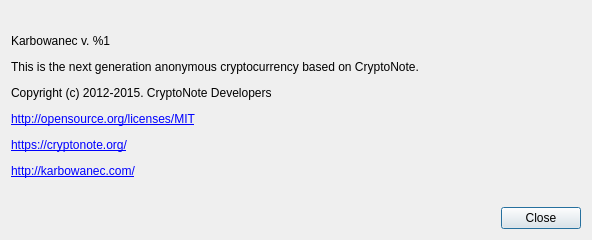
Before: the Qt Designer form src/gui/ui/aboutdialog.ui in cryptonotefoundation/cryptonotewallet, drawn with Qt 5.
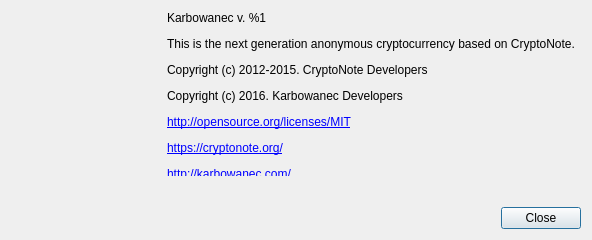
After: the same form once the commit is applied. Icons and pictures are not drawn.

Diff of the .ui file:
```diff
--- a/src/gui/ui/aboutdialog.ui
+++ b/src/gui/ui/aboutdialog.ui
@@ -33,15 +33,66 @@
   </property>
   <layout class="QVBoxLayout" name="verticalLayout" stretch="0,0">
    <item>
+    <layout class="QHBoxLayout" name="horizontalLayout_2">
+     <property name="spacing">
+      <number>6</number>
+     </property>
+     <property name="sizeConstraint">
+      <enum>QLayout::SetDefaultConstraint</enum>
+     </property>
+     <property name="bottomMargin">
+      <number>25</number>
+     </property>
+     <item>
+      <widget class="QLabel" name="KRBcoin">
+       <property name="enabled">
+        <bool>true</bool>
+       </property>
+       <property name="sizePolicy">
+        <sizepolicy hsizetype="Fixed" vsizetype="Fixed">
+         <horstretch>0</horstretch>
+         <verstretch>0</verstretch>
+        </sizepolicy>
+       </property>
+       <property name="minimumSize">
+        <size>
+         <width>150</width>
+         <height>150</height>
+        </size>
+       </property>
+       <property name="maximumSize">
+        <size>
+         <width>150</width>
+         <height>150</height>
+        </size>
+       </property>
+       <property name="baseSize">
+        <size>
+         <width>256</width>
+         <height>256</height>
+        </size>
+       </property>
+       <property name="text">
+        <string/>
+       </property>
+       <property name="pixmap">
+        <pixmap resource="../../resources.qrc">:/images/coin</pixmap>
+       </property>
+       <property name="scaledContents">
+        <bool>true</bool>
+       </property>
+      </widget>
+     </item>
+     <item>
     <widget class="QLabel" name="m_aboutLabel">
      <property name="sizePolicy">
-      <sizepolicy hsizetype="Preferred" vsizetype="Expanding">
+        <sizepolicy hsizetype="Preferred" vsizetype="Preferred">
        <horstretch>0</horstretch>
        <verstretch>0</verstretch>
       </sizepolicy>
      </property>
      <property name="text">
-      <string>&lt;html&gt;&lt;head/&gt;&lt;body&gt;&lt;p&gt;Karbowanec v. %1&lt;/p&gt;&lt;p&gt;This is the next generation anonymous cryptocurrency based on CryptoNote.&lt;/p&gt;&lt;p&gt;Copyright (c) 2012-2015. CryptoNote Developers&lt;/p&gt;&lt;p&gt;&lt;a href=&quot;http://opensource.org/licenses/MIT&quot;&gt;&lt;span style=&quot; text-decoration: underline; color:#0000ff;&quot;&gt;http://opensource.org/licenses/MIT&lt;/span&gt;&lt;/a&gt;&lt;/p&gt;&lt;p&gt;&lt;a href=&quot;https://cryptonote.org/&quot;&gt;&lt;span style=&quot; text-decoration: underline; color:#0000ff;&quot;&gt;https://cryptonote.org/&lt;/span&gt;&lt;/a&gt;&lt;/p&gt;&lt;p&gt;&lt;a href=&quot;http://karbowanec.com/&quot;&gt;&lt;span style=&quot; text-decoration: underline; color:#0000ff;&quot;&gt;http://karbowanec.com/&lt;/span&gt;&lt;/a&gt;&lt;/p&gt;&lt;/body&gt;&lt;/html&gt;</string>
+        <string>&lt;html&gt;&lt;head/&gt;&lt;body&gt;&lt;p&gt;Karbowanec v. %1&lt;/p&gt;&lt;p&gt;This is the next generation anonymous cryptocurrency based on CryptoNote.&lt;/p&gt;&lt;p&gt;Copyright (c) 2012-2015. CryptoNote Developers&lt;/p&gt;&lt;p&gt;Copyright (c) 2016. Karbowanec Developers&lt;/p&gt;&lt;p&gt;&lt;a href=&quot;http://opensource.org/licenses/MIT&quot;&gt;&lt;span style=&quot; text-decoration: underline; color:#0000ff;&quot;&gt;http://opensource.org/licenses/MIT&lt;/span&gt;&lt;/a&gt;&lt;/p&gt;&lt;p&gt;&lt;a href=&quot;https://cryptonote.org/&quot;&gt;&lt;span style=&quot; text-decoration: underline; color:#0000ff;&quot;&gt;https://cryptonote.org/&lt;/span&gt;&lt;/a&gt;&lt;/p&gt;&lt;p&gt;&lt;a href=&quot;http://karbowanec.com/&quot;&gt;&lt;span style=&quot; text-decoration: underline; color:#0000ff;&quot;&gt;http://karbowanec.com/&lt;/span&gt;&lt;/a&gt;&lt;/p&gt;&lt;/body&gt;&lt;/html&gt;</string>
      </property>
      <property name="textFormat">
       <enum>Qt::RichText</enum>
@@ -54,6 +105,8 @@
      </property>
     </widget>
    </item>
+    </layout>
+   </item>
    <item>
     <layout class="QHBoxLayout" name="horizontalLayout">
      <item>
```
Left out of the diff: 4 changed lines with no effect on the pictures. Lines whose indentation alone changed are shown as unchanged.
